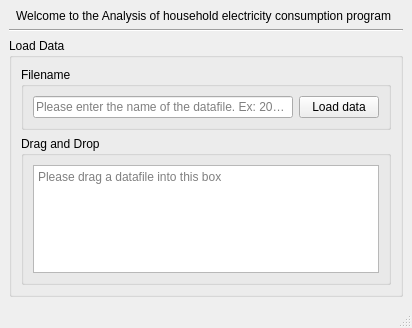
Above: Qt Designer/GUI.ui from danmark2312/Project-Electricity-GUI before the change. Below: the same form after it.
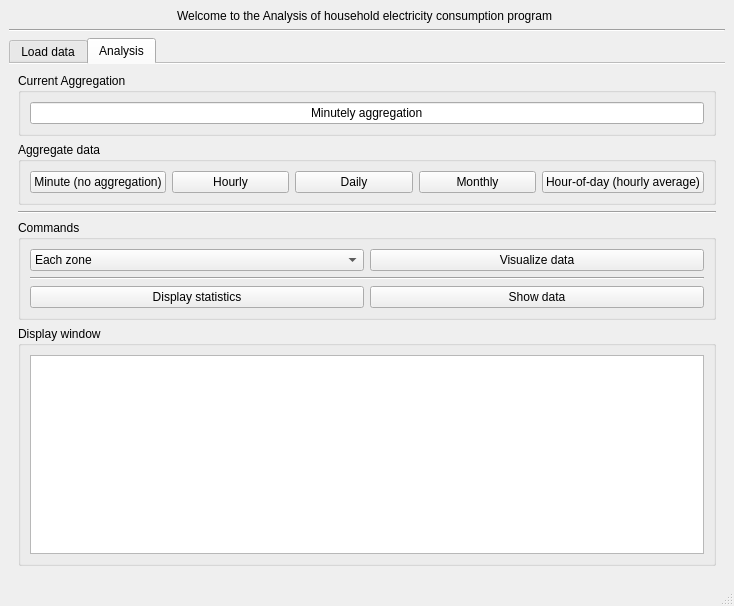
That is the form after the change.

Patch:
```diff
--- a/Qt Designer/GUI.ui
+++ b/Qt Designer/GUI.ui
@@ -6,8 +6,8 @@
    <rect>
     <x>0</x>
     <y>0</y>
-    <width>412</width>
-    <height>328</height>
+    <width>734</width>
+    <height>606</height>
    </rect>
   </property>
   <property name="windowTitle">
@@ -30,57 +30,366 @@
      </widget>
     </item>
     <item>
-     <widget class="QGroupBox" name="groupBox">
-      <property name="title">
-       <string>Load Data</string>
+     <widget class="QTabWidget" name="tabWidget">
+      <property name="tabPosition">
+       <enum>QTabWidget::North</enum>
       </property>
-      <layout class="QGridLayout" name="gridLayout_2">
-       <item row="1" column="0">
-        <widget class="QGroupBox" name="groupBox">
-         <property name="title">
-          <string>Filename</string>
-         </property>
-         <layout class="QHBoxLayout" name="horizontalLayout">
-          <item>
-           <widget class="QLineEdit" name="lineEdit">
-            <property name="placeholderText">
-             <string>Please enter the name of the datafile. Ex: 2008.csv</string>
-            </property>
-           </widget>
-          </item>
-          <item>
-           <widget class="QPushButton" name="pushButton">
-            <property name="text">
-             <string>Load data</string>
-            </property>
-           </widget>
-          </item>
-         </layout>
-        </widget>
-       </item>
-       <item row="2" column="0">
-        <widget class="QGroupBox" name="groupBox_2">
-         <property name="title">
-          <string>Drag and Drop</string>
-         </property>
-         <layout class="QHBoxLayout" name="horizontalLayout_2">
-          <item>
-           <widget class="QPlainTextEdit" name="plainTextEdit">
-            <property name="acceptDrops">
-             <bool>true</bool>
-            </property>
-            <property name="textInteractionFlags">
-             <set>Qt::NoTextInteraction</set>
-            </property>
-            <property name="placeholderText">
-             <string>Please drag a datafile into this box</string>
-            </property>
-           </widget>
-          </item>
-         </layout>
-        </widget>
-       </item>
-      </layout>
+      <property name="tabShape">
+       <enum>QTabWidget::Rounded</enum>
+      </property>
+      <property name="currentIndex">
+       <number>1</number>
+      </property>
+      <property name="documentMode">
+       <bool>true</bool>
+      </property>
+      <property name="movable">
+       <bool>true</bool>
+      </property>
+      <property name="tabBarAutoHide">
+       <bool>true</bool>
+      </property>
+      <widget class="QWidget" name="tab_1">
+       <attribute name="title">
+        <string>Load data</string>
+       </attribute>
+       <attribute name="toolTip">
+        <string>Select this tab to load data</string>
+       </attribute>
+       <layout class="QVBoxLayout" name="verticalLayout_2">
+        <item>
+         <widget class="QGroupBox" name="error_box">
+          <property name="statusTip">
+           <string/>
+          </property>
+          <property name="title">
+           <string>Errorhandling</string>
+          </property>
+          <layout class="QHBoxLayout" name="horizontalLayout_3">
+           <item>
+            <widget class="QComboBox" name="error_dropmenu">
+             <property name="toolTip">
+              <string>Click to select errorhandling mode</string>
+             </property>
+             <property name="statusTip">
+              <string>Click to select errorhandling mode</string>
+             </property>
+             <property name="layoutDirection">
+              <enum>Qt::LeftToRight</enum>
+             </property>
+             <item>
+              <property name="text">
+               <string>Forward fill (replace corrupt measurement with latest valid measurement)</string>
+              </property>
+             </item>
+             <item>
+              <property name="text">
+               <string>Backward fill (replace corrupt measurement with next valid measurement)</string>
+              </property>
+             </item>
+             <item>
+              <property name="text">
+               <string>Drop (delete corrupted measurements)</string>
+              </property>
+             </item>
+            </widget>
+           </item>
+          </layout>
+         </widget>
+        </item>
+        <item>
+         <widget class="QGroupBox" name="loadfile_box">
+          <property name="title">
+           <string>Filename</string>
+          </property>
+          <layout class="QHBoxLayout" name="horizontalLayout">
+           <item>
+            <widget class="QLineEdit" name="loadfile_input">
+             <property name="toolTip">
+              <string>Please enter a filename</string>
+             </property>
+             <property name="statusTip">
+              <string>Please enter a filename in this box</string>
+             </property>
+             <property name="placeholderText">
+              <string>Please enter the name of the datafile. Ex: 2008.csv</string>
+             </property>
+            </widget>
+           </item>
+           <item>
+            <widget class="QPushButton" name="loadfile_btn">
+             <property name="toolTip">
+              <string>Click to load data</string>
+             </property>
+             <property name="statusTip">
+              <string>Click to load data from filename</string>
+             </property>
+             <property name="text">
+              <string>Load data</string>
+             </property>
+            </widget>
+           </item>
+          </layout>
+         </widget>
+        </item>
+        <item>
+         <widget class="QGroupBox" name="drop_box">
+          <property name="title">
+           <string>Drag and Drop</string>
+          </property>
+          <layout class="QHBoxLayout" name="horizontalLayout_2">
+           <item>
+            <widget class="QPlainTextEdit" name="drop_input">
+             <property name="acceptDrops">
+              <bool>true</bool>
+             </property>
+             <property name="toolTip">
+              <string>Drag a file into this box to load it</string>
+             </property>
+             <property name="statusTip">
+              <string>Drag a file into this box to load it</string>
+             </property>
+             <property name="documentTitle">
+              <string>dasd</string>
+             </property>
+             <property name="overwriteMode">
+              <bool>true</bool>
+             </property>
+             <property name="textInteractionFlags">
+              <set>Qt::TextEditable</set>
+             </property>
+             <property name="backgroundVisible">
+              <bool>true</bool>
+             </property>
+             <property name="centerOnScroll">
+              <bool>true</bool>
+             </property>
+             <property name="placeholderText">
+              <string>Please drag a datafile into this box</string>
+             </property>
+            </widget>
+           </item>
+          </layout>
+         </widget>
+        </item>
+       </layout>
+      </widget>
+      <widget class="QWidget" name="tab_2">
+       <attribute name="title">
+        <string>Analysis</string>
+       </attribute>
+       <attribute name="toolTip">
+        <string>Select this tab to analyze data</string>
+       </attribute>
+       <layout class="QVBoxLayout" name="verticalLayout_3">
+        <item>
+         <widget class="QGroupBox" name="aggcurrent_box">
+          <property name="title">
+           <string>Current Aggregation</string>
+          </property>
+          <layout class="QVBoxLayout" name="verticalLayout_4">
+           <item>
+            <widget class="QLineEdit" name="aggcurrent_line">
+             <property name="toolTip">
+              <string>This is the current aggregation</string>
+             </property>
+             <property name="statusTip">
+              <string>This box shows how the data is currently aggregated</string>
+             </property>
+             <property name="inputMask">
+              <string/>
+             </property>
+             <property name="text">
+              <string>Minutely aggregation</string>
+             </property>
+             <property name="alignment">
+              <set>Qt::AlignCenter</set>
+             </property>
+             <property name="dragEnabled">
+              <bool>false</bool>
+             </property>
+             <property name="readOnly">
+              <bool>true</bool>
+             </property>
+             <property name="clearButtonEnabled">
+              <bool>false</bool>
+             </property>
+            </widget>
+           </item>
+          </layout>
+         </widget>
+        </item>
+        <item>
+         <widget class="QGroupBox" name="agg_box">
+          <property name="statusTip">
+           <string>Click to aggregate for daily consumption</string>
+          </property>
+          <property name="title">
+           <string>Aggregate data</string>
+          </property>
+          <layout class="QHBoxLayout" name="horizontalLayout_4">
+           <item>
+            <widget class="QPushButton" name="agg_min_btn">
+             <property name="toolTip">
+              <string>Click to aggregate</string>
+             </property>
+             <property name="statusTip">
+              <string>Click to aggregate for minutely consumption</string>
+             </property>
+             <property name="text">
+              <string>Minute (no aggregation)</string>
+             </property>
+            </widget>
+           </item>
+           <item>
+            <widget class="QPushButton" name="agg_hour_btn">
+             <property name="toolTip">
+              <string>Click to aggregate</string>
+             </property>
+             <property name="statusTip">
+              <string>Click to aggregate for hourly consumption</string>
+             </property>
+             <property name="text">
+              <string>Hourly</string>
+             </property>
+            </widget>
+           </item>
+           <item>
+            <widget class="QPushButton" name="agg_day_btn">
+             <property name="toolTip">
+              <string>Click to aggregate</string>
+             </property>
+             <property name="text">
+              <string>Daily</string>
+             </property>
+            </widget>
+           </item>
+           <item>
+            <widget class="QPushButton" name="agg_month_btn">
+             <property name="toolTip">
+              <string>Click to aggregate</string>
+             </property>
+             <property name="statusTip">
+              <string>Click to aggregate for monthly consumption</string>
+             </property>
+             <property name="text">
+              <string>Monthly</string>
+             </property>
+            </widget>
+           </item>
+           <item>
+            <widget class="QPushButton" name="agg_hDay_btn">
+             <property name="toolTip">
+              <string>Click to aggregate</string>
+             </property>
+             <property name="statusTip">
+              <string>Click to aggregate for the hourly average</string>
+             </property>
+             <property name="text">
+              <string>Hour-of-day (hourly average)</string>
+             </property>
+            </widget>
+           </item>
+          </layout>
+         </widget>
+        </item>
+        <item>
+         <widget class="Line" name="line_2">
+          <property name="orientation">
+           <enum>Qt::Horizontal</enum>
+          </property>
+         </widget>
+        </item>
+        <item>
+         <widget class="QGroupBox" name="cmd_box">
+          <property name="title">
+           <string>Commands</string>
+          </property>
+          <layout class="QGridLayout" name="gridLayout">
+           <item row="2" column="1">
+            <widget class="QPushButton" name="showdata_btn">
+             <property name="text">
+              <string>Show data</string>
+             </property>
+            </widget>
+           </item>
+           <item row="0" column="0">
+            <widget class="QComboBox" name="comboBox">
+             <item>
+              <property name="text">
+               <string>Each zone</string>
+              </property>
+             </item>
+             <item>
+              <property name="text">
+               <string>All zones</string>
+              </property>
+             </item>
+            </widget>
+           </item>
+           <item row="0" column="1">
+            <widget class="QPushButton" name="plot_btn">
+             <property name="toolTip">
+              <string>Click to visualize data</string>
+             </property>
+             <property name="statusTip">
+              <string>Click to visualize data in plots</string>
+             </property>
+             <property name="text">
+              <string>Visualize data</string>
+             </property>
+            </widget>
+           </item>
+           <item row="2" column="0">
+            <widget class="QPushButton" name="stat_btn">
+             <property name="toolTip">
+              <string>Click to display statistics</string>
+             </property>
+             <property name="statusTip">
+              <string>Click to display statistics based on currently aggregated data</string>
+             </property>
+             <property name="text">
+              <string>Display statistics</string>
+             </property>
+            </widget>
+           </item>
+           <item row="1" column="0" colspan="2">
+            <widget class="Line" name="line_3">
+             <property name="orientation">
+              <enum>Qt::Horizontal</enum>
+             </property>
+            </widget>
+           </item>
+          </layout>
+         </widget>
+        </item>
+        <item>
+         <widget class="QGroupBox" name="display_box">
+          <property name="title">
+           <string>Display window</string>
+          </property>
+          <layout class="QHBoxLayout" name="horizontalLayout_5">
+           <item>
+            <widget class="QPlainTextEdit" name="display_window">
+             <property name="toolTip">
+              <string>This window will display any messages given</string>
+             </property>
+             <property name="statusTip">
+              <string>This window will display any messages given</string>
+             </property>
+             <property name="readOnly">
+              <bool>true</bool>
+             </property>
+             <property name="textInteractionFlags">
+              <set>Qt::NoTextInteraction</set>
+             </property>
+            </widget>
+           </item>
+          </layout>
+         </widget>
+        </item>
+       </layout>
+      </widget>
      </widget>
     </item>
    </layout>
```
Left out of the diff: 18 changed lines with no effect on the pictures.
